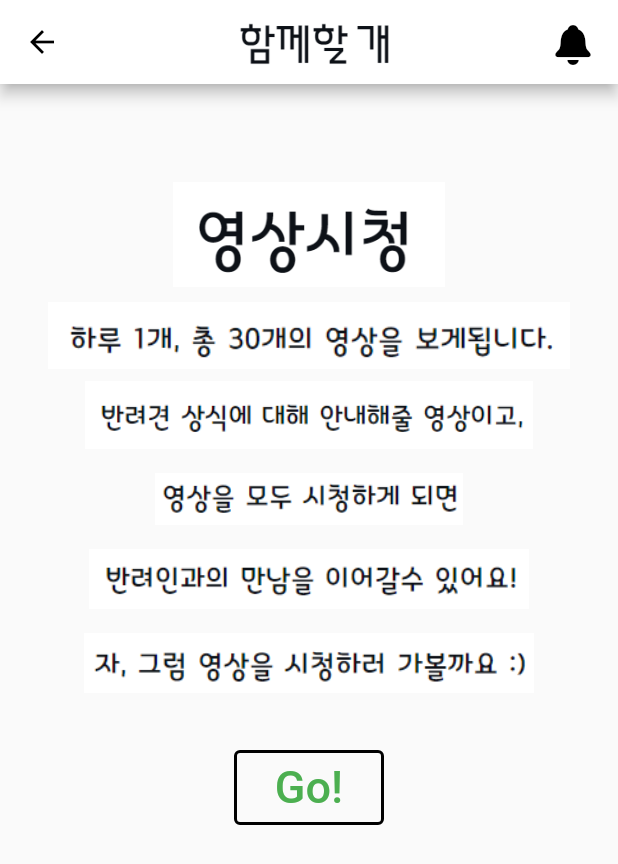
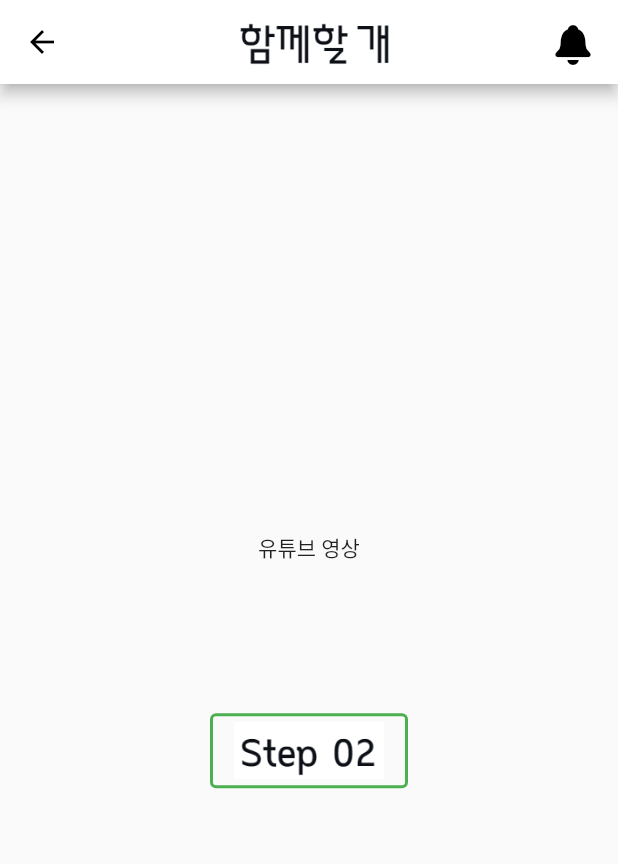
Before and after one commit to rainbow8332/WithYou, a Flutter app: the VideoPage screen opened by its route, after a tap on "Go!", on a phone screen of 412 x 824 dp. Shown: the top 864 px of the screen. Run offline on Flutter 3.47's test engine with Material 2 defaults, Android fonts, the phone set to English and light mode, and no system bars; missing offline and left inert: custom_grid_view, horizontal_list.

Commit message:
[add]video_page 추가

```diff
--- a/withyou_app/lib/main.dart
+++ b/withyou_app/lib/main.dart
@@ -5,6 +5,8 @@ import 'package:withyou_app/second_page.dart';
 import 'package:withyou_app/splash.dart';
 import 'package:withyou_app/third_page.dart';
 import 'package:withyou_app/video_page.dart';
+import 'package:withyou_app/video_step01.dart';
+import 'package:withyou_app/video_step02.dart';
 
 void main() {
   runApp(const MyApp());
@@ -28,6 +30,8 @@ class MyApp extends StatelessWidget {
         '/thirdPage' : (context) => ThirdPage(),
         '/videoPage' : (context) => VideoPage(),
         '/loginPage' : (context) => LoginPage(),
+        '/videostep01Page' : (context) => VideoStep01Page(),
+        '/videostep02Page' : (context) => VideoStep02Page(),
       },
     );
   }
--- a/withyou_app/lib/video_page.dart
+++ b/withyou_app/lib/video_page.dart
@@ -90,7 +90,7 @@ class _VideoPageState extends State<VideoPage> {
                 width: 100,
                 child: OutlinedButton(
                   onPressed: () {
-                    //
+                     Navigator.pushNamed(context, '/videostep01Page');
                   },
                   style: OutlinedButton.styleFrom(
                       foregroundColor: Colors.green,
--- /dev/null
+++ b/withyou_app/lib/video_step01.dart
@@ -0,0 +1,67 @@
+import 'package:flutter/material.dart';
+import 'package:flutter/cupertino.dart';
+
+class VideoStep01Page extends StatefulWidget {
+  const VideoStep01Page({super.key});
+
+  @override
+  State<VideoStep01Page> createState() => _VideoStep01PageState();
+}
+
+class _VideoStep01PageState extends State<VideoStep01Page> {
+  @override
+  Widget build(BuildContext context) {
+    return Scaffold(
+      appBar: AppBar(
+        // 햄버거 color
+        iconTheme: const IconThemeData(
+          color: Colors.black,
+        ),
+        // elevation: 0,
+        title: Center(
+          child: SizedBox(
+            height: 35,
+            child: Image.asset(
+              'images/logo04.png',
+            ),
+          ),
+        ),
+        backgroundColor: Colors.white,
+        actions: const [
+          Padding(
+            padding: EdgeInsets.only(right: 15, top: 5),
+            child: Icon(
+              CupertinoIcons.bell_fill,
+              color: Colors.black,
+              size: 30,
+            ),
+          ),
+        ],
+      ),
+      body: Center(
+        child: Column(
+          mainAxisAlignment: MainAxisAlignment.center,
+          children: [
+            Padding(
+              padding: const EdgeInsets.only(bottom: 100),
+              child: Text('유튜브 영상'),
+            ),
+            OutlinedButton(
+                onPressed: () {
+                  Navigator.pushNamed(context, '/videostep02Page');
+                },
+                style: OutlinedButton.styleFrom(
+                  // foregroundColor: Colors.green,
+                  side: const BorderSide(color: Colors.green, width: 2.0),
+                ),
+                child: Container(
+                  height: 50,
+                  width: 100,
+                  child: Image.asset('images/step02.png'),
+                )),
+          ],
+        ),
+      ),
+    );
+  }
+}
```
Also changed, not shown: withyou_app/lib/video_step02.dart (added, +67 -0 lines), withyou_app/images/login01.png (added), withyou_app/images/step02.png (added), withyou_app/images/step03.png (added).
